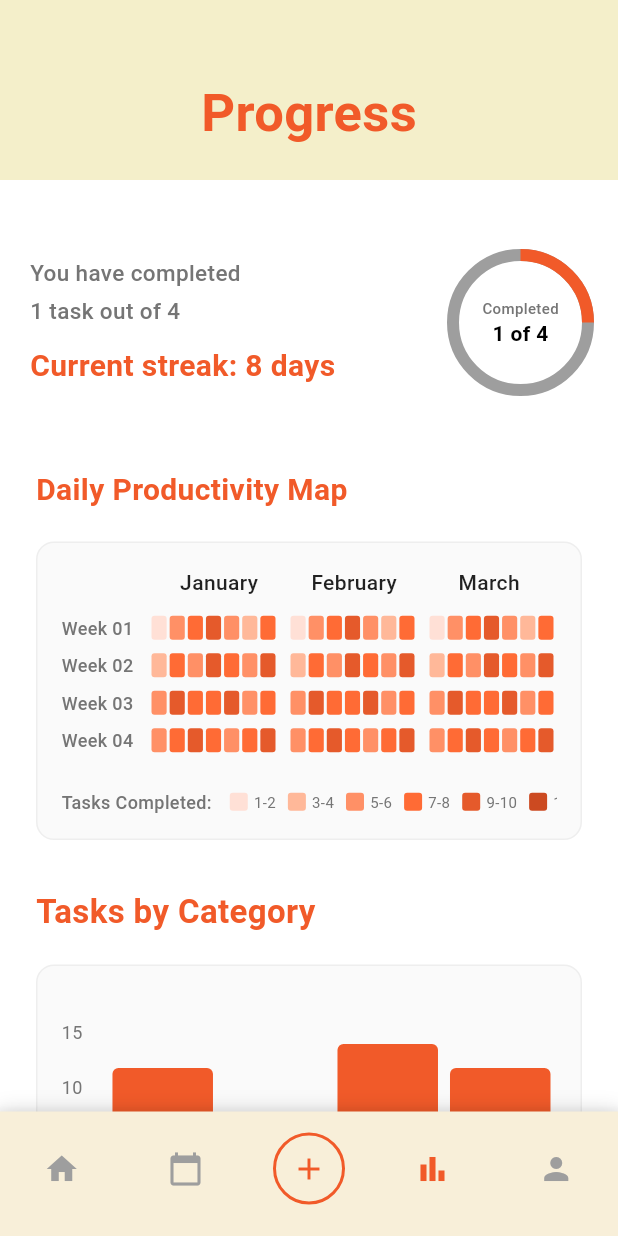
After one commit to nikilasilva/Dooit, a Flutter app: the ProgressScreen screen opened by its route, on a phone screen of 412 x 824 dp. The commit adds this screen. Run offline on Flutter 3.47's test engine with Material 3 defaults, Android fonts, the phone set to English and light mode, and no system bars; our stand-ins replace cloud_firestore, firebase_core, font_awesome_flutter, lottie; accounts and stored records are empty.

Commit message:
complete progress ui

```diff
--- /dev/null
+++ b/devtools_options.yaml
@@ -0,0 +1,3 @@
+description: This file stores settings for Dart & Flutter DevTools.
+documentation: https://docs.flutter.dev/tools/devtools/extensions#configure-extension-enablement-states
+extensions:
--- a/lib/routes/app_routes.dart
+++ b/lib/routes/app_routes.dart
@@ -5,6 +5,7 @@ import 'package:dooit/ui/home_screen.dart';
 import 'package:dooit/ui/onboarding_screen.dart';
 import 'package:dooit/ui/previous_tasks_screen.dart';
 import 'package:dooit/ui/profile_screen.dart';
+import 'package:dooit/ui/progress_screen.dart';
 import 'package:dooit/ui/signin_screen.dart';
 import 'package:dooit/ui/signup_screen.dart';
 import 'package:flutter/material.dart';
@@ -19,4 +20,5 @@ final Map<String, WidgetBuilder> appRoutes = {
   '/all_tasks': (context) => const AllTasksScreen(),
   '/previous_tasks': (context) => const PreviousTasksScreen(),
   '/profile': (context) => const ProfileScreen(),
+  '/progress': (context) => const ProgressScreen()
 };
--- /dev/null
+++ b/lib/ui/progress_screen.dart
@@ -0,0 +1,49 @@
+import 'package:dooit/utils/app_styles.dart';
+import 'package:dooit/widgets/bottom_navbar.dart';
+import 'package:dooit/widgets/custom_header.dart';
+import 'package:dooit/widgets/daily_productivity_map.dart';
+import 'package:dooit/widgets/progress_stats.dart';
+import 'package:dooit/widgets/tasks_by_category.dart';
+import 'package:flutter/material.dart';
+
+class ProgressScreen extends StatefulWidget {
+  const ProgressScreen({super.key});
+
+  @override
+  State<ProgressScreen> createState() => _ProgressScreenState();
+}
+
+class _ProgressScreenState extends State<ProgressScreen> {
+  @override
+  Widget build(BuildContext context) {
+    return Scaffold(
+      backgroundColor: AppColors.white,
+      bottomNavigationBar: BottomNavbar(currentIndex: 3),
+      body: SafeArea(
+        child: SingleChildScrollView(
+          child: Column(
+            children: [
+              CustomHeader(title: "Progress"),
+              SizedBox(height: 30),
+
+              // Progress Stats Section
+              ProgressStats(),
+
+              SizedBox(height: 32),
+
+              // Daily Productivity Map Section
+              DailyProductivityMap(),
+
+              SizedBox(height: 32),
+
+              // Tasks by Category Section
+              TasksByCategory(),
+
+              SizedBox(height: 100), // Bottom padding for navigation bar
+            ],
+          ),
+        ),
+      ),
+    );
+  }
+}
--- a/lib/utils/app_styles.dart
+++ b/lib/utils/app_styles.dart
@@ -66,6 +66,12 @@ class AppTextStyles {
     height: 1.4,
   );
 
+  static TextStyle descriptionText = TextStyle(
+    fontSize: 15,
+    color: Colors.grey[600],
+    fontWeight: FontWeight.w500,
+  );
+
   static const TextStyle buttonTextPrimary = TextStyle(
     fontSize: 16,
     color: AppColors.primary,
--- a/lib/widgets/bottom_navbar.dart
+++ b/lib/widgets/bottom_navbar.dart
@@ -33,6 +33,9 @@ class BottomNavbar extends StatelessWidget {
               break;
             case 2:
               Navigator.pushNamed(context, '/add_task');
+              break;
+            case 3:
+              Navigator.pushNamed(context, '/progress');
               break;
             case 4:
               Navigator.pushNamed(context, '/profile');
--- /dev/null
+++ b/lib/widgets/category_bar_chart.dart
@@ -0,0 +1,83 @@
+import 'package:dooit/utils/app_styles.dart';
+import 'package:flutter/material.dart';
+
+class CategoryBarChartWidget extends StatelessWidget {
+  const CategoryBarChartWidget({super.key});
+
+  Widget _buildBarColumn(String category, int value, int maxValue) {
+    double height = (value / maxValue) * 120; // Max height of 120
+
+    return Expanded(
+      child: Column(
+        mainAxisAlignment: MainAxisAlignment.end,
+        children: [
+          Container(
+            width: double.infinity,
+            height: height,
+            margin: EdgeInsets.symmetric(horizontal: 4),
+            decoration: BoxDecoration(
+              color: AppColors.primary,
+              borderRadius: BorderRadius.vertical(top: Radius.circular(4)),
+            ),
+          ),
+          SizedBox(height: 8),
+          Container(
+            padding: EdgeInsets.symmetric(vertical: 6, horizontal: 4),
+            margin: EdgeInsets.symmetric(horizontal: 2),
+            child: Text(
+              category,
+              textAlign: TextAlign.center,
+              style: TextStyle(
+                fontSize: 10,
+                color: AppColors.primary,
+                fontWeight: FontWeight.w600,
+              ),
+            ),
+          ),
+        ],
+      ),
+    );
+  }
+
+  @override
+  Widget build(BuildContext context) {
+    return Container(
+      height: 200,
+      padding: EdgeInsets.all(16),
+      decoration: BoxDecoration(
+        color: Colors.grey[50],
+        borderRadius: BorderRadius.circular(12),
+        border: Border.all(color: Colors.grey[200]!),
+      ),
+      child: Column(
+        children: [
+          // Y-axis labels and bars
+          Expanded(
+            child: Row(
+              crossAxisAlignment: CrossAxisAlignment.end,
+              children: [
+                // Y-axis
+                Column(
+                  mainAxisAlignment: MainAxisAlignment.spaceEvenly,
+                  children: [
+                    Text("15", style: TextStyle(fontSize: 12, color: Colors.grey[600])),
+                    Text("10", style: TextStyle(fontSize: 12, color: Colors.grey[600])),
+                    Text("5", style: TextStyle(fontSize: 12, color: Colors.grey[600])),
+                    Text("0", style: TextStyle(fontSize: 12, color: Colors.grey[600])),
+                  ],
+                ),
+                SizedBox(width: 16),
+
+                // Bars
+                _buildBarColumn("Work", 10, 15),
+                _buildBarColumn("Personal", 6, 15),
+                _buildBarColumn("Shopping", 12, 15),
+                _buildBarColumn("Health", 10, 15),
+              ],
+            ),
+          ),
+        ],
+      ),
+    );
+  }
+}
--- /dev/null
+++ b/lib/widgets/circular_progress.dart
@@ -0,0 +1,61 @@
+import 'package:dooit/utils/app_styles.dart';
+import 'package:flutter/material.dart';
+
+class CircularProgress extends StatelessWidget {
+  final int completed;
+  final int total;
+  final double size;
+
+  const CircularProgress({
+    super.key,
+    required this.completed,
+    required this.total,
+    this.size = 100,
+  });
+
+  @override
+  Widget build(BuildContext context) {
+    double progress = completed / total;
+    return SizedBox(
+      width: size,
+      height: size,
+      child: Stack(
+        children: [
+          SizedBox(
+            width: size,
+            height: size,
+            child: CircularProgressIndicator(
+              value: progress,
+              strokeWidth: 8,
+              backgroundColor: AppColors.grey1,
+              valueColor: AlwaysStoppedAnimation(AppColors.primary),
+            ),
+          ),
+          Center(
+            child: Column(
+              mainAxisAlignment: MainAxisAlignment.center,
+              children: [
+                Text(
+                  "Completed",
+                  style: TextStyle(
+                    fontSize: 10,
+                    color: Colors.grey[600],
+                    fontWeight: FontWeight.w500,
+                  ),
+                ),
+                Text(
+                  "$completed of $total",
+                  style: TextStyle(
+                    fontSize: 14,
+                    color: Colors.black,
+                    fontWeight: FontWeight.bold
+                  ),
+                )
+              ],
+            ),
+          ),
+        ],
+      ),
+    );
+  }
+}
--- /dev/null
+++ b/lib/widgets/daily_productivity_map.dart
@@ -0,0 +1,26 @@
+import 'package:dooit/utils/app_styles.dart';
+import 'package:dooit/widgets/productivity_heatmap.dart';
+import 'package:flutter/material.dart';
+
+class DailyProductivityMap extends StatelessWidget {
+  const DailyProductivityMap({super.key});
+
+  @override
+  Widget build(BuildContext context) {
+    return Container(
+      margin: EdgeInsets.symmetric(horizontal: 24),
+      child: Column(
+        crossAxisAlignment: CrossAxisAlignment.start,
+        children: [
+          Text(
+            "Daily Productivity Map",
+            style: AppTextStyles.subHeading2
+          ),
+          SizedBox(height: 20),
+
+          ProductivityHeatmap(),
+        ],
+      ),
+    );
+  }
+}
--- /dev/null
+++ b/lib/widgets/heatmap_legend.dart
@@ -0,0 +1,54 @@
+import 'package:flutter/material.dart';
+
+class HeatmapLegend extends StatelessWidget {
+  const HeatmapLegend({super.key});
+
+  Widget _buildLegendItem(String label, Color color) {
+    return Row(
+      mainAxisSize: MainAxisSize.min,
+      children: [
+        Container(
+          width: 12,
+          height: 12,
+          decoration: BoxDecoration(
+            color: color,
+            borderRadius: BorderRadius.circular(2),
+          ),
+        ),
+        SizedBox(width: 4),
+        Text(label, style: TextStyle(fontSize: 10, color: Colors.grey[600])),
+      ],
+    );
+  }
+
+  @override
+  Widget build(BuildContext context) {
+    return SingleChildScrollView(
+      scrollDirection: Axis.horizontal,
+      child: Row(
+        children: [
+          Text(
+            "Tasks Completed:",
+            style: TextStyle(
+              fontSize: 12,
+              color: Colors.grey[600],
+              fontWeight: FontWeight.w500,
+            ),
+          ),
+          SizedBox(width: 12),
+          _buildLegendItem("1-2", Color(0xFFFFE0D6)),
+          SizedBox(width: 8),
+          _buildLegendItem("3-4", Color(0xFFFFB899)),
+          SizedBox(width: 8),
+          _buildLegendItem("5-6", Color(0xFFFF9066)),
+          SizedBox(width: 8),
+          _buildLegendItem("7-8", Color(0xFFFF6B35)),
+          SizedBox(width: 8),
+          _buildLegendItem("9-10", Color(0xFFE55A2B)),
+          SizedBox(width: 8),
+          _buildLegendItem("10+", Color(0xFFCC4A21)),
+        ],
+      ),
+    );
+  }
+}
--- /dev/null
+++ b/lib/widgets/heatmap_week_row.dart
@@ -0,0 +1,101 @@
+import 'package:flutter/material.dart';
+
+class HeatmapWeekRow extends StatelessWidget {
+  final int weekIndex;
+
+  const HeatmapWeekRow({super.key, required this.weekIndex});
+
+  Color _getHeatmapColor(int week, int day) {
+    // Simulate different productivity levels
+    List<List<int>> data = [
+      [2, 5, 7, 9, 6, 3, 8], // Week 1
+      [4, 8, 6, 10, 7, 5, 9], // Week 2
+      [6, 9, 8, 7, 10, 6, 8], // Week 3
+      [5, 7, 9, 8, 6, 7, 10], // Week 4
+    ];
+
+    int tasks = data[week][day];
+
+    if (tasks <= 2) return Color(0xFFFFE0D6);
+    if (tasks <= 4) return Color(0xFFFFB899);
+    if (tasks <= 6) return Color(0xFFFF9066);
+    if (tasks <= 8) return Color(0xFFFF6B35);
+    if (tasks <= 10) return Color(0xFFE55A2B);
+    return Color(0xFFCC4A21);
+  }
+
+  @override
+  Widget build(BuildContext context) {
+    return Padding(
+      padding: EdgeInsets.only(bottom: 8),
+      child: Row(
+        children: [
+          SizedBox(
+            width: 60,
+            child: Text(
+              "Week ${weekIndex < 9 ? '0${weekIndex + 1}' : weekIndex + 1}",
+              style: TextStyle(
+                fontSize: 12,
+                color: Colors.grey[600],
+                fontWeight: FontWeight.w500,
+              ),
+            ),
+          ),
+          // January days
+          Expanded(
+            child: Row(
+              children: List.generate(7, (dayIndex) {
+                return Expanded(
+                  child: Container(
+                    height: 16,
+                    margin: EdgeInsets.only(right: 2),
+                    decoration: BoxDecoration(
+                      color: _getHeatmapColor(weekIndex, dayIndex),
+                      borderRadius: BorderRadius.circular(2),
+                    ),
+                  ),
+                );
+              }),
+            ),
+          ),
+          SizedBox(width: 8),
+          // February days
+          Expanded(
+            child: Row(
+              children: List.generate(7, (dayIndex) {
+                return Expanded(
+                  child: Container(
+                    height: 16,
+                    margin: EdgeInsets.only(right: 2),
+                    decoration: BoxDecoration(
+                      color: _getHeatmapColor(weekIndex, dayIndex),
+                      borderRadius: BorderRadius.circular(2),
+                    ),
+                  ),
+                );
+              }),
+            ),
+          ),
+          SizedBox(width: 8),
+          // March days
+          Expanded(
+            child: Row(
+              children: List.generate(7, (dayIndex) {
+                return Expanded(
+                  child: Container(
+                    height: 16,
+                    margin: EdgeInsets.only(right: 2),
+                    decoration: BoxDecoration(
+                      color: _getHeatmapColor(weekIndex, dayIndex),
+                      borderRadius: BorderRadius.circular(2),
+                    ),
+                  ),
+                );
+              }),
+            ),
+          ),
+        ],
+      ),
+    );
+  }
+}
--- /dev/null
+++ b/lib/widgets/productivity_heatmap.dart
@@ -0,0 +1,64 @@
+import 'package:dooit/utils/app_styles.dart';
+import 'package:dooit/widgets/heatmap_legend.dart';
+import 'package:dooit/widgets/heatmap_week_row.dart';
+import 'package:flutter/material.dart';
+class ProductivityHeatmap extends StatelessWidget {
+  const ProductivityHeatmap({super.key});
+
+  @override
+  Widget build(BuildContext context) {
+    return Container(
+      padding: EdgeInsets.all(16),
+      decoration: BoxDecoration(
+        color: Colors.grey[50],
+        borderRadius: BorderRadius.circular(12),
+        border: Border.all(color: Colors.grey[200]!),
+      ),
+      child: Column(
+        children: [
+          // Month Headers
+          Row(
+            children: [
+              SizedBox(width: 60),
+              Expanded(
+                child: Center(
+                  child: Text(
+                    "January",
+                    style: AppTextStyles.subHeadingDark.copyWith(fontSize: 14),
+                  ),
+                ),
+              ),
+              Expanded(
+                child: Center(
+                  child: Text(
+                    "February",
+                    style: AppTextStyles.subHeadingDark.copyWith(fontSize: 14),
+                  ),
+                ),
+              ),
+              Expanded(
+                child: Center(
+                  child: Text(
+                    "March",
+                    style: AppTextStyles.subHeadingDark.copyWith(fontSize: 14),
+                  ),
+                ),
+              ),
+            ],
+          ),
+          SizedBox(height: 12),
+
+          // Week rows
+          ...List.generate(4, (weekIndex) {
+            return HeatmapWeekRow(weekIndex: weekIndex);
+          }),
+
+          SizedBox(height: 16),
+
+          // Legend
+          HeatmapLegend(),
+        ],
+      ),
+    );
+  }
+}
--- /dev/null
+++ b/lib/widgets/progress_stats.dart
@@ -0,0 +1,43 @@
+import 'package:dooit/utils/app_styles.dart';
+import 'package:dooit/widgets/circular_progress.dart';
+import 'package:flutter/material.dart';
+
+class ProgressStats extends StatelessWidget {
+  const ProgressStats({super.key});
+
+  @override
+  Widget build(BuildContext context) {
+    return Container(
+      padding: EdgeInsets.all(20),
+      child: Row(
+        children: [
+          Expanded(
+            child: Column(
+              crossAxisAlignment: CrossAxisAlignment.start,
+              children: [
+                Text(
+                  "You have completed",
+                  style: AppTextStyles.descriptionText,
+                ),
+                SizedBox(height: 4),
+                Text("1 task out of 4", style: AppTextStyles.descriptionText),
+                SizedBox(height: 12),
+                Text(
+                  "Current streak: 8 days",
+                  style: AppTextStyles.subHeading2,
+                ),
+              ],
+            ),
+          ),
+
+          SizedBox(
+            width: 90,
+            height: 90,
+            child: CircularProgress(completed: 1, total: 4, size: 90,),
+          )
+
+        ],
+      ),
+    );
+  }
+}
--- /dev/null
+++ b/lib/widgets/tasks_by_category.dart
@@ -0,0 +1,26 @@
+import 'package:dooit/utils/app_styles.dart';
+import 'package:dooit/widgets/category_bar_chart.dart';
+import 'package:flutter/material.dart';
+
+class TasksByCategory extends StatelessWidget {
+  const TasksByCategory({super.key});
+
+  @override
+  Widget build(BuildContext context) {
+    return Container(
+      margin: EdgeInsets.symmetric(horizontal: 24),
+      child: Column(
+        crossAxisAlignment: CrossAxisAlignment.start,
+        children: [
+          Text(
+            "Tasks by Category",
+            style: AppTextStyles.subHeading,
+          ),
+          SizedBox(height: 20),
+
+          CategoryBarChartWidget(),
+        ],
+      ),
+    );
+  }
+}
```
